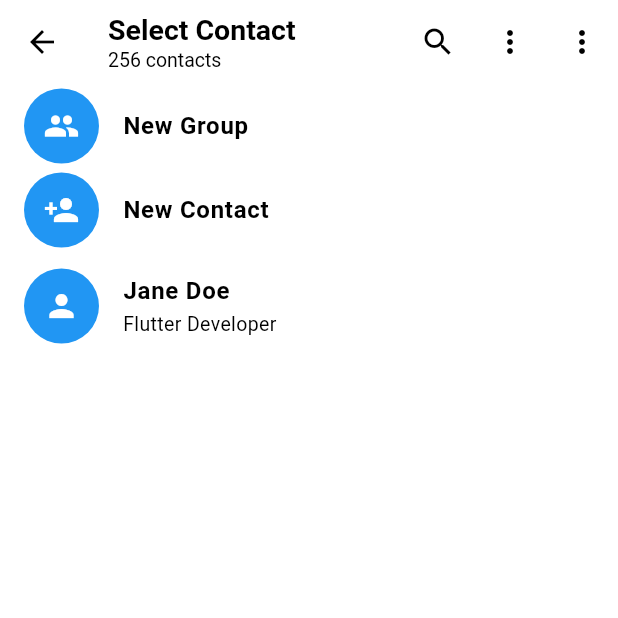
After one commit to mrHeinrichh/ChatApp, a Flutter app: the SelectContact screen opened directly, on a phone screen of 412 x 824 dp, the top half of it. The commit adds this screen. Run offline on Flutter 3.47's test engine with Material 3 defaults, Android fonts, the phone set to English and light mode, and no system bars; our stand-ins replace emoji_picker_flutter.

Commit message:
create 3 files and update 3 files

```diff
--- /dev/null
+++ b/lib/CustomUI/ButtonCard.dart
@@ -0,0 +1,28 @@
+import 'package:chatapp/Model/ChatModel.dart';
+import 'package:flutter/material.dart';
+
+class ButtonCard extends StatelessWidget {
+  const ButtonCard({Key? key, required this.name, required this.icon})
+      : super(key: key);
+  final String name;
+  final IconData icon;
+  @override
+  Widget build(BuildContext context) {
+    return InkWell(
+      onTap: () {},
+      child: ListTile(
+        leading: CircleAvatar(
+          radius: 25,
+          child: Icon(icon),
+        ),
+        title: Text(
+          name,
+          style: const TextStyle(
+            fontSize: 16,
+            fontWeight: FontWeight.bold,
+          ),
+        ),
+      ),
+    );
+  }
+}
--- /dev/null
+++ b/lib/CustomUI/ContactCard.dart
@@ -0,0 +1,31 @@
+import 'package:chatapp/Model/ChatModel.dart';
+import 'package:flutter/material.dart';
+
+class ContactCard extends StatelessWidget {
+  const ContactCard({Key? key, required this.contact})
+      : super(key: key); // Mark contact as required
+  final ChatModel contact;
+
+  @override
+  Widget build(BuildContext context) {
+    return ListTile(
+      leading: const CircleAvatar(
+        radius: 25,
+        child: Icon(Icons.person),
+      ),
+      title: Text(
+        contact.name,
+        style: const TextStyle(
+          fontSize: 16,
+          fontWeight: FontWeight.bold,
+        ),
+      ),
+      subtitle: Text(
+        contact.status,
+        style: const TextStyle(
+          fontSize: 13,
+        ),
+      ),
+    );
+  }
+}
--- a/lib/Model/ChatModel.dart
+++ b/lib/Model/ChatModel.dart
@@ -4,11 +4,14 @@ class ChatModel {
   bool isGroup;
   final String time;
   final String currentMessage;
+  final status;
 
-  ChatModel(
-      {required this.name,
-      required this.icon,
-      required this.isGroup,
-      required this.time,
-      required this.currentMessage});
+  ChatModel({
+    required this.name,
+    required this.icon,
+    required this.isGroup,
+    required this.time,
+    required this.currentMessage,
+    this.status,
+  });
 }
--- /dev/null
+++ b/lib/Screens/SelectContact.dart
@@ -0,0 +1,108 @@
+import 'package:chatapp/CustomUI/ButtonCard.dart';
+import 'package:chatapp/CustomUI/ContactCard.dart';
+import 'package:chatapp/Model/ChatModel.dart';
+import 'package:flutter/material.dart';
+
+class SelectContact extends StatefulWidget {
+  const SelectContact({super.key});
+
+  @override
+  State<SelectContact> createState() => _SelectContactState();
+}
+
+class _SelectContactState extends State<SelectContact> {
+  @override
+  Widget build(BuildContext context) {
+    List<ChatModel> contacts = [
+      ChatModel(
+          name: 'John Doe',
+          icon: 'person.svg',
+          time: '10:00',
+          currentMessage: 'Hello',
+          status: 'Fullstack Developer',
+          isGroup: false),
+      ChatModel(
+          name: 'Jane Doe',
+          icon: 'person.svg',
+          time: '11:00',
+          currentMessage: 'Hi',
+          status: 'Flutter Developer',
+          isGroup: true),
+      ChatModel(
+          name: 'Jane Doe',
+          icon: 'person.svg',
+          status: 'Flutter Developer',
+          time: '11:00',
+          currentMessage: 'Hi',
+          isGroup: true),
+    ];
+    return Scaffold(
+      appBar: AppBar(
+        title: const Column(
+          mainAxisAlignment: MainAxisAlignment.start,
+          crossAxisAlignment: CrossAxisAlignment.start,
+          children: [
+            Text(
+              'Select Contact',
+              style: TextStyle(
+                fontSize: 19,
+                fontWeight: FontWeight.bold,
+              ),
+            ),
+            Text(
+              '256 contacts',
+              style: TextStyle(
+                fontSize: 13,
+              ),
+            ),
+          ],
+        ),
+        actions: [
+          IconButton(
+            icon: const Icon(Icons.search),
+            onPressed: () {},
+          ),
+          IconButton(
+            icon: const Icon(Icons.more_vert),
+            onPressed: () {},
+          ),
+          PopupMenuButton(itemBuilder: (context) {
+            return [
+              const PopupMenuItem(
+                child: Text('Invite a friend'),
+              ),
+              const PopupMenuItem(
+                child: Text('Contacts'),
+              ),
+              const PopupMenuItem(
+                child: Text('Refresh'),
+              ),
+              const PopupMenuItem(
+                child: Text('Help'),
+              ),
+            ];
+          }),
+        ],
+      ),
+      body: ListView.builder(
+          itemCount: contacts.length,
+          itemBuilder: (context, index) {
+            if (index == 0) {
+              return const ButtonCard(
+                name: 'New Group',
+                icon: Icons.group,
+              );
+            } else if (index == 1) {
+              return const ButtonCard(
+                name: 'New Contact',
+                icon: Icons.person_add,
+              );
+            } else if (index == 2) {
+              return ContactCard(
+                contact: contacts[index],
+              );
+            }
+          }),
+    );
+  }
+}
```
Also changed, not shown: lib/Pages/ChatPage.dart (+7 -3 lines), lib/Screens/IndividualPage.dart (+45 -1 lines).
